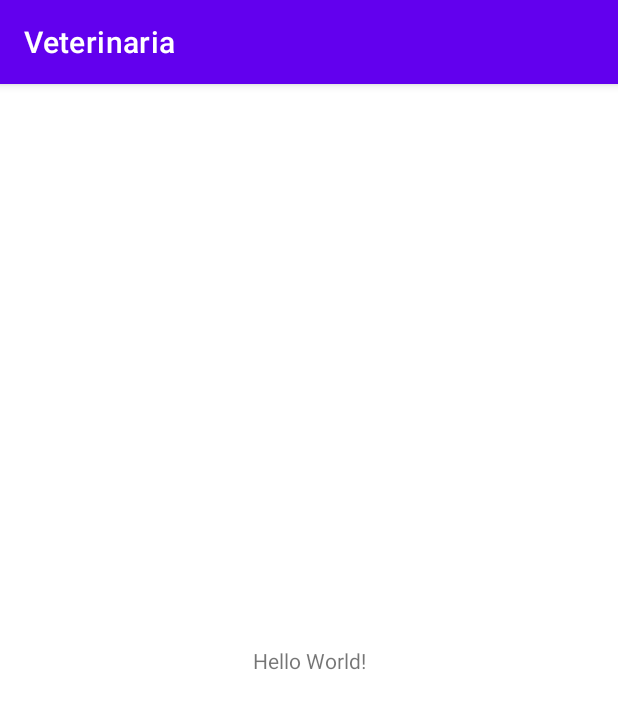
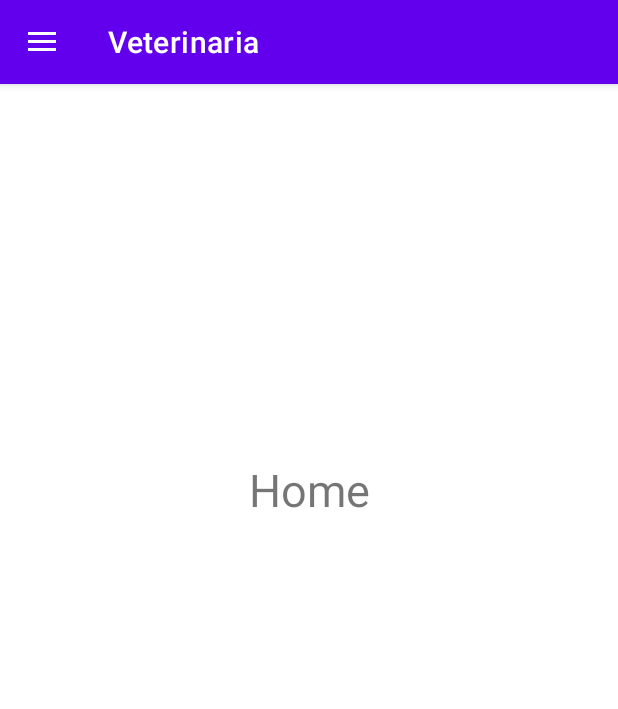
Before and after one commit to samanthag97/Veterinaria, an Android app: the screen it shows after launch (MainActivity), on a phone screen of 412 x 824 dp. Shown: the top 709 px of the screen. Run offline under Robolectric (Android 15) with nearby library versions, the phone set to English and light mode, and no system bars.

Commit message:
added navigation to my pet
- added my pet activity
- now it's possible to navigate from main activity to my pet activity

```diff
--- a/app/build.gradle
+++ b/app/build.gradle
@@ -36,4 +36,6 @@ dependencies {
     testImplementation 'junit:junit:4.13.2'
     androidTestImplementation 'androidx.test.ext:junit:1.1.5'
     androidTestImplementation 'androidx.test.espresso:espresso-core:3.5.1'
+
+    implementation 'com.google.android.material:material:1.3.0-alpha03'
 }
--- a/app/src/main/AndroidManifest.xml
+++ b/app/src/main/AndroidManifest.xml
@@ -12,6 +12,9 @@
         android:theme="@style/Theme.Veterinaria"
         tools:targetApi="31">
         <activity
+            android:name=".MyPetActivity"
+            android:exported="false" />
+        <activity
             android:name=".MainActivity"
             android:exported="true">
             <intent-filter>
--- a/app/src/main/java/com/example/veterinaria/MainActivity.java
+++ b/app/src/main/java/com/example/veterinaria/MainActivity.java
@@ -1,14 +1,62 @@
 package com.example.veterinaria;
 
+import androidx.annotation.NonNull;
+import androidx.appcompat.app.ActionBarDrawerToggle;
 import androidx.appcompat.app.AppCompatActivity;
+import androidx.drawerlayout.widget.DrawerLayout;
 
+import android.content.Intent;
 import android.os.Bundle;
+import android.view.MenuItem;
+
+import com.google.android.material.navigation.NavigationView;
 
 public class MainActivity extends AppCompatActivity {
+
+    DrawerLayout drawerLayout;
+    ActionBarDrawerToggle actionBarDrawerToggle;
+    NavigationView navigationView;
 
     @Override
     protected void onCreate(Bundle savedInstanceState) {
         super.onCreate(savedInstanceState);
         setContentView(R.layout.activity_main);
+
+        drawerLayout = findViewById(R.id.main_drawer_layout);
+        navigationView = findViewById(R.id.nav_view);
+        actionBarDrawerToggle = new ActionBarDrawerToggle(this, drawerLayout, R.string.nav_open, R.string.nav_close);
+
+        // pass the Open and Close toggle for the drawer layout listener
+        // to toggle the button
+        drawerLayout.addDrawerListener(actionBarDrawerToggle);
+        actionBarDrawerToggle.syncState();
+
+        // to make the Navigation drawer icon always appear on the action bar
+        getSupportActionBar().setDisplayHomeAsUpEnabled(true);
+
+        navigationView.setNavigationItemSelectedListener(new NavigationView.OnNavigationItemSelectedListener() {
+            @Override
+            public boolean onNavigationItemSelected(@NonNull MenuItem item) {
+
+                switch (item.getItemId()){
+                    case R.id.nav_pet:{
+                        Intent intent = new Intent(MainActivity.this, MyPetActivity.class);
+                        startActivity(intent);
+                    }
+                }
+
+                return false;
+            }
+        });
+
+    }
+
+    @Override
+    public boolean onOptionsItemSelected(@NonNull MenuItem item) {
+
+        if (actionBarDrawerToggle.onOptionsItemSelected(item)) {
+            return true;
+        }
+        return super.onOptionsItemSelected(item);
     }
 }
--- a/app/src/main/res/layout/activity_main.xml
+++ b/app/src/main/res/layout/activity_main.xml
@@ -1,18 +1,32 @@
 <?xml version="1.0" encoding="utf-8"?>
-<androidx.constraintlayout.widget.ConstraintLayout xmlns:android="http://schemas.android.com/apk/res/android"
+<androidx.drawerlayout.widget.DrawerLayout
+    xmlns:android="http://schemas.android.com/apk/res/android"
     xmlns:app="http://schemas.android.com/apk/res-auto"
     xmlns:tools="http://schemas.android.com/tools"
+    android:id="@+id/main_drawer_layout"
     android:layout_width="match_parent"
     android:layout_height="match_parent"
-    tools:context=".MainActivity">
+    tools:context=".MainActivity"
+    tools:ignore="HardcodedText">
 
-    <TextView
+    <LinearLayout
+        android:layout_width="match_parent"
+        android:layout_height="match_parent">
+
+        <TextView
+            android:layout_width="match_parent"
+            android:layout_height="wrap_content"
+            android:layout_marginTop="250dp"
+            android:gravity="center"
+            android:text="Home"
+            android:textSize="30dp" />
+    </LinearLayout>
+
+    <com.google.android.material.navigation.NavigationView
         android:layout_width="wrap_content"
-        android:layout_height="wrap_content"
-        android:text="Hello World!"
-        app:layout_constraintBottom_toBottomOf="parent"
-        app:layout_constraintEnd_toEndOf="parent"
-        app:layout_constraintStart_toStartOf="parent"
-        app:layout_constraintTop_toTopOf="parent" />
+        android:layout_height="match_parent"
+        android:layout_gravity="start"
+        app:menu="@menu/navigation_menu"
+        android:id="@+id/nav_view"/>
 
-</androidx.constraintlayout.widget.ConstraintLayout>
+</androidx.drawerlayout.widget.DrawerLayout>
--- a/app/src/main/res/menu/navigation_menu.xml
+++ b/app/src/main/res/menu/navigation_menu.xml
@@ -1,4 +1,17 @@
 <?xml version="1.0" encoding="utf-8"?>
-<menu xmlns:android="http://schemas.android.com/apk/res/android">
+<menu xmlns:android="http://schemas.android.com/apk/res/android"
+    xmlns:tools="http://schemas.android.com/tools">
+
+    <item
+        android:id="@+id/nav_home"
+        android:title="Home" />
+
+    <item
+        android:id="@+id/nav_pet"
+        android:title="I miei animali" />
+
+    <item
+        android:id="@+id/nav_clinics"
+        android:title="Cliniche in zona" />
 
 </menu>
--- a/app/src/main/res/values/strings.xml
+++ b/app/src/main/res/values/strings.xml
@@ -1,3 +1,6 @@
 <resources>
     <string name="app_name">Veterinaria</string>
+
+    <string name="nav_open">Open</string>
+    <string name="nav_close">Close</string>
 </resources>
```
Also changed, not shown: app/src/main/java/com/example/veterinaria/MyPetActivity.java (added, +14 -0 lines), app/src/main/res/layout/activity_my_pet.xml (added, +9 -0 lines).
